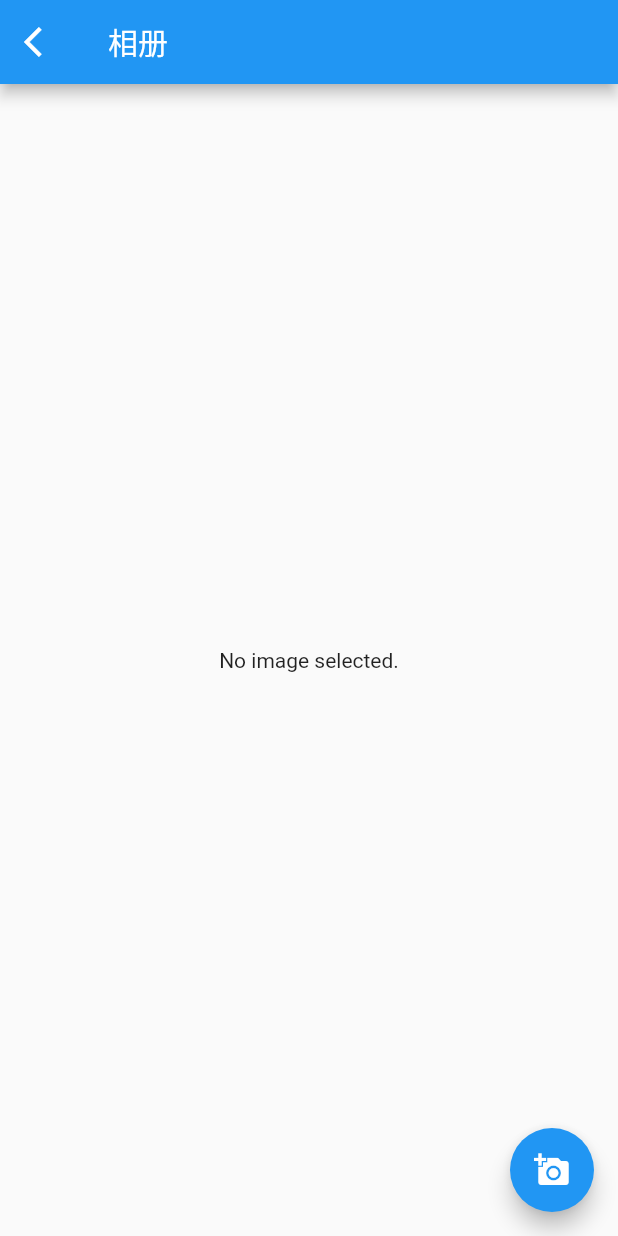
After one commit to Zyf210304/FlutterLearn, a Flutter app: the CameraPage screen opened by its route, on a phone screen of 412 x 824 dp. The commit adds this screen. Run offline on Flutter 3.47's test engine with Material 2 defaults, Android fonts, the phone set to English and light mode, and no system bars; our stand-ins replace image_picker; missing offline and left inert: flutter_color_plugin.

Commit message:
相册相机
安卓 iOS配置  image_picker

```diff
--- /dev/null
+++ b/fei_learn_flutter_0/lib/camera_page.dart
@@ -0,0 +1,56 @@
+import 'dart:io';
+
+import 'package:flutter/material.dart';
+import 'package:image_picker/image_picker.dart';
+
+class CameraPage extends StatefulWidget {
+  CameraPage({Key key, this.title}) : super(key: key);
+
+  final String title;
+
+  @override
+  _CameraPageState createState() => _CameraPageState();
+}
+
+class _CameraPageState extends State<CameraPage> {
+
+  File _image;
+
+  Future getImage() async {
+    var image = await ImagePicker.pickImage(source: ImageSource.gallery);
+
+    setState(() {
+      _image = image;
+    });
+  }
+
+  @override
+  Widget build(BuildContext context) {
+    return Scaffold(
+      appBar: AppBar(
+        title: Text('相册'),
+        leading: GestureDetector(
+          onTap: () {
+            Navigator.pop(context);
+          },
+          child: Icon(
+            Icons.arrow_back_ios,
+            color: Colors.white,
+          ),
+        ),
+      ),
+      body: Center(
+        child: _image == null
+            ? Text('No image selected.')
+            : Image.file(_image),
+      ),
+      floatingActionButton: FloatingActionButton(
+        onPressed: getImage,
+        tooltip: 'Pick Image',
+        child: Icon(Icons.add_a_photo),
+      ),
+    );
+  }
+
+
+}
--- a/fei_learn_flutter_0/lib/fultter_layout_page.dart
+++ b/fei_learn_flutter_0/lib/fultter_layout_page.dart
@@ -1,5 +1,4 @@
 import 'package:flutter/material.dart';
-import 'package:flutter_color_plugin/flutter_color_plugin.dart';
 
 ///
 /// 如何进行flutter布局开发
@@ -12,7 +11,6 @@ class _FullterLayoutState extends State<FullterLayout> {
   int _currentIndex = 0;
   @override
   Widget build(BuildContext context) {
-    TextStyle textStyle = TextStyle(fontSize: 20);
     return MaterialApp(
         title: '如何进行flutter布局开发',
         theme: ThemeData(
--- a/fei_learn_flutter_0/lib/gesture_page.dart
+++ b/fei_learn_flutter_0/lib/gesture_page.dart
@@ -1,5 +1,4 @@
 import 'package:flutter/material.dart';
-import 'package:flutter_color_plugin/flutter_color_plugin.dart';
 
 class GesturePage extends StatefulWidget {
   GesturePage({Key key, this.title}) : super(key: key);
--- a/fei_learn_flutter_0/lib/main.dart
+++ b/fei_learn_flutter_0/lib/main.dart
@@ -5,12 +5,20 @@ import 'fultter_layout_page.dart';
 import 'stateLessLearn.dart';
 import 'gesture_page.dart';
 import 'resourse_page.dart';
+import 'launch_page.dart';
+import 'camera_page.dart';
 
 void main() => runApp(MyApp());
 
-class MyApp extends StatelessWidget {
+class MyApp extends StatefulWidget {
   // This widget is the root of your application.
+  @override
+  _MyAppState createState() => _MyAppState();
+}
+
+class _MyAppState extends State<MyApp> {
   int currentIndex = 0;
+
   @override
   Widget build(BuildContext context) {
     return MaterialApp(
@@ -31,6 +39,8 @@ class MyApp extends StatelessWidget {
         'stateLess': (BuildContext context) => GroupLesson(),
         'gesture':(BuildContext context) => GesturePage(),
         'resourse':(BuildContext context) => ResoursePage(),
+        'launch':(BuildContext context) => LauchPage(),
+        'camera':(BuildContext context) => CameraPage(),
       },
     );
   }
@@ -57,7 +67,9 @@ class _RootNavigationState extends State<RootNavigation> {
           _item('layout', FullterLayout(), 'layout'),
           _item('stateFlull', StateFullGroup(), 'stateFlull'),
           _item('gesture', GesturePage(), 'gesture'),
-          _item('resourse', ResoursePage(), 'resourse')
+          _item('resourse', ResoursePage(), 'resourse'),
+          _item('launch', LauchPage(), 'launch'),
+          _item('camera', CameraPage(), 'camera'),
         ],
       ),
     );
--- a/fei_learn_flutter_0/lib/resourse_page.dart
+++ b/fei_learn_flutter_0/lib/resourse_page.dart
@@ -1,5 +1,4 @@
 import 'package:flutter/material.dart';
-import 'package:flutter_color_plugin/flutter_color_plugin.dart';
 
 class ResoursePage extends StatefulWidget {
   ResoursePage({Key key, this.title}) : super(key: key);
--- a/fei_learn_flutter_0/lib/stateFull_Group_page.dart
+++ b/fei_learn_flutter_0/lib/stateFull_Group_page.dart
@@ -1,5 +1,4 @@
 import 'package:flutter/material.dart';
-import 'package:flutter_color_plugin/flutter_color_plugin.dart';
 
 ///
 /// stateFullWidget与基础组件
@@ -12,7 +11,6 @@ class _State extends State<StateFullGroup> {
   int  _currentIndex = 0;
   @override
   Widget build(BuildContext context) {
-    TextStyle textStyle = TextStyle(fontSize: 20);
     return MaterialApp(
       title: 'stateFullWidget与基础组件',
       theme: ThemeData(
--- a/fei_learn_flutter_0/pubspec.yaml
+++ b/fei_learn_flutter_0/pubspec.yaml
@@ -24,6 +24,8 @@ dependencies:
   # Use with the CupertinoIcons class for iOS style icons.
   cupertino_icons: ^0.1.2
   flutter_color_plugin: ^0.0.2
+  url_launcher: ^5.0.2
+  image_picker: ^0.6.0+3
 
 dev_dependencies:
   flutter_test:
```
Also changed, not shown: fei_learn_flutter_0/lib/launch_page.dart (added, +68 -0 lines), fei_learn_flutter_0/pubspec.lock, 11 other files.
